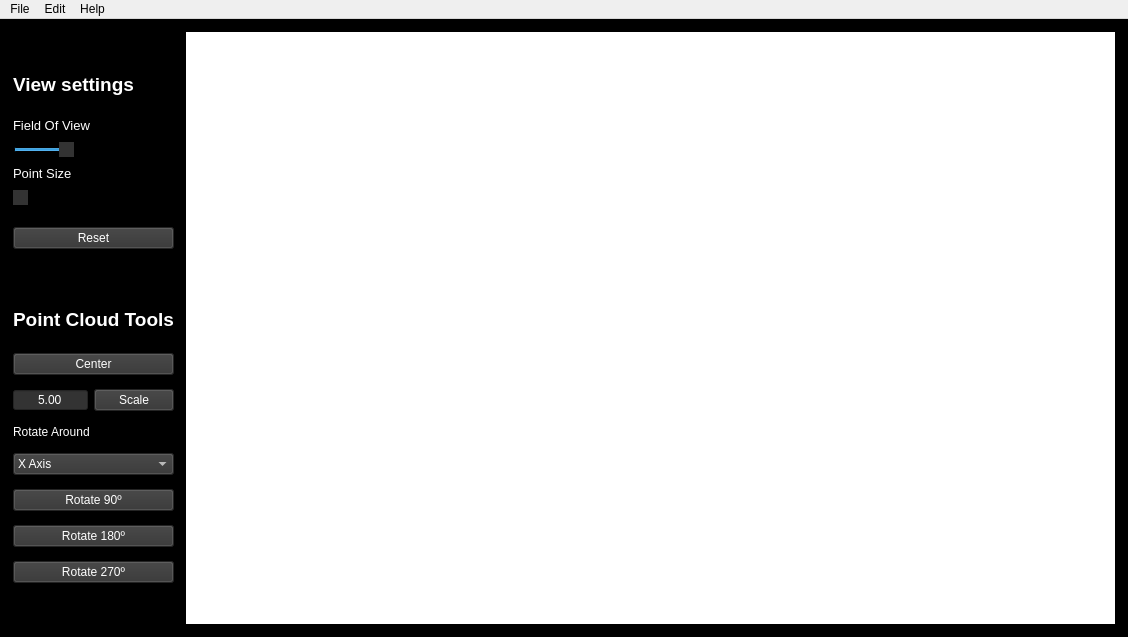
This is PointCloudEditor/code/PointCloudEditor.ui in miguelgutierrezruano/PointCloudEditor as Qt 5 draws it before an edit. The edited form follows.
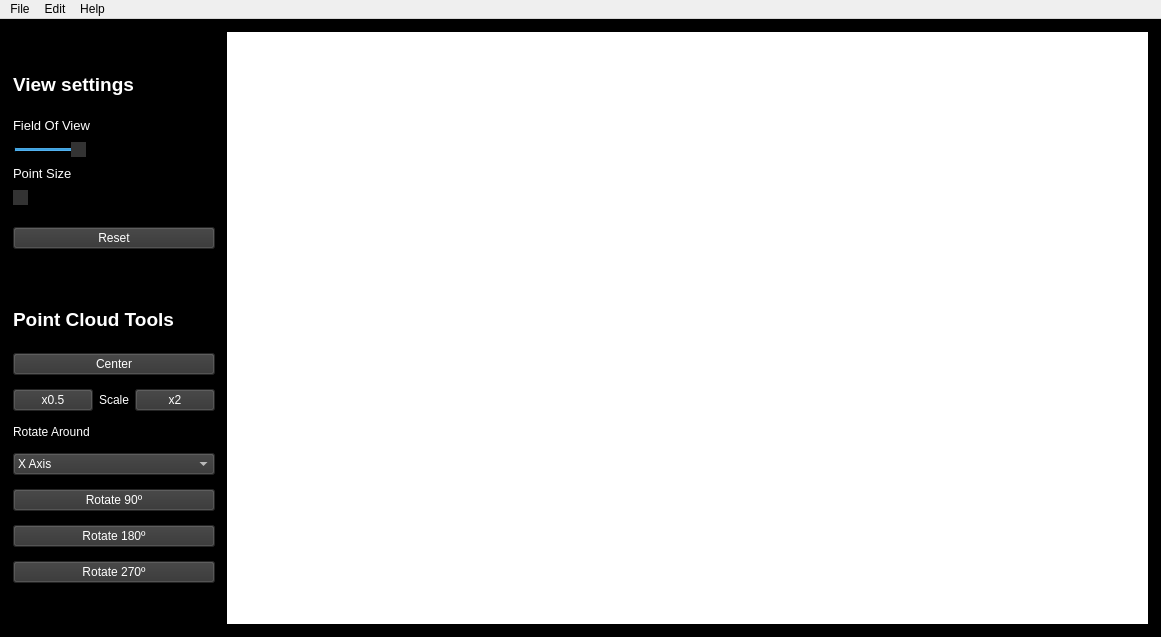
This is the edited form.

```diff
--- a/PointCloudEditor/code/PointCloudEditor.ui
+++ b/PointCloudEditor/code/PointCloudEditor.ui
@@ -310,30 +310,41 @@
               <enum>QLayout::SetDefaultConstraint</enum>
              </property>
              <item>
-              <widget class="QDoubleSpinBox" name="scaleSpinBox">
-               <property name="focusPolicy">
-                <enum>Qt::WheelFocus</enum>
+              <widget class="QPushButton" name="scalex05">
+               <property name="sizePolicy">
+                <sizepolicy hsizetype="Preferred" vsizetype="Fixed">
+                 <horstretch>0</horstretch>
+                 <verstretch>0</verstretch>
+                </sizepolicy>
                </property>
                <property name="styleSheet">
                 <string notr="true">color: white;
 font-family: &quot;Tahoma&quot;;
 background-color: rgb(51, 51, 51)</string>
+               </property>
+               <property name="text">
+                <string>x0.5</string>
+               </property>
+              </widget>
+             </item>
+             <item>
+              <widget class="QLabel" name="label_2">
+               <property name="sizePolicy">
+                <sizepolicy hsizetype="Expanding" vsizetype="Preferred">
+                 <horstretch>0</horstretch>
+                 <verstretch>0</verstretch>
+                </sizepolicy>
+               </property>
+               <property name="styleSheet">
+                <string notr="true">color: white;
+font-family: &quot;Tahoma&quot;</string>
+               </property>
+               <property name="text">
+                <string>Scale</string>
                </property>
                <property name="alignment">
                 <set>Qt::AlignCenter</set>
                </property>
-               <property name="buttonSymbols">
-                <enum>QAbstractSpinBox::NoButtons</enum>
-               </property>
-               <property name="minimum">
-                <double>0.010000000000000</double>
-               </property>
-               <property name="maximum">
-                <double>10.000000000000000</double>
-               </property>
-               <property name="value">
-                <double>5.000000000000000</double>
-               </property>
               </widget>
              </item>
              <item>
@@ -344,7 +355,7 @@
 background-color: rgb(51, 51, 51)</string>
                </property>
                <property name="text">
-                <string>Scale</string>
+                <string>x2</string>
                </property>
               </widget>
              </item>
```
Left out of the diff: 10 changed lines with no effect on the pictures.
